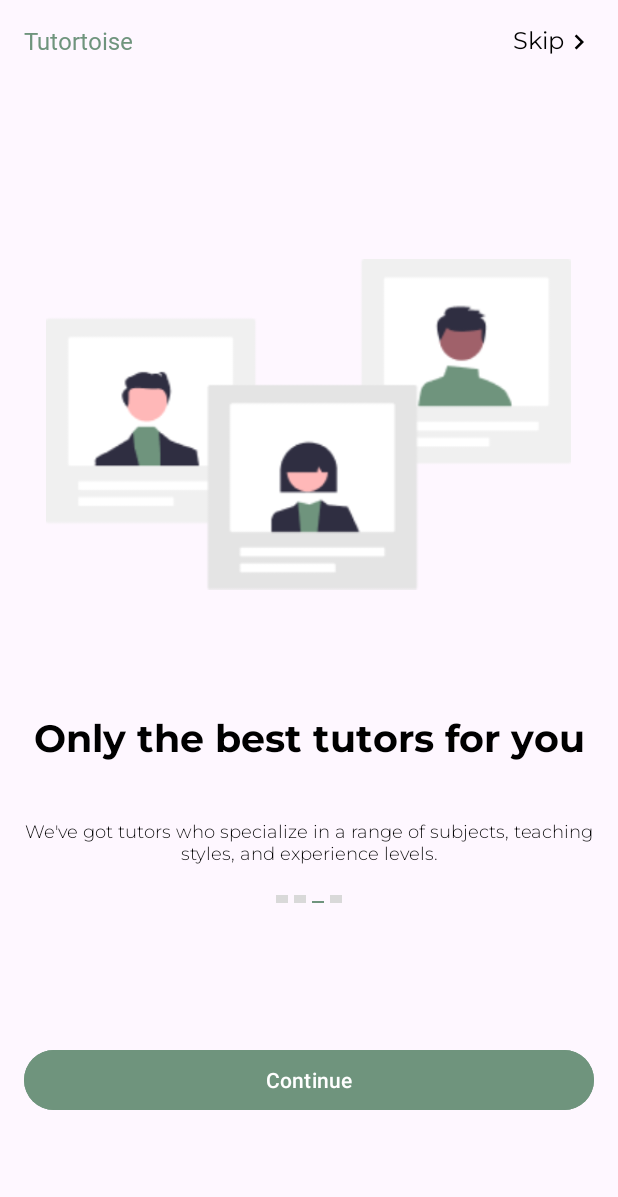
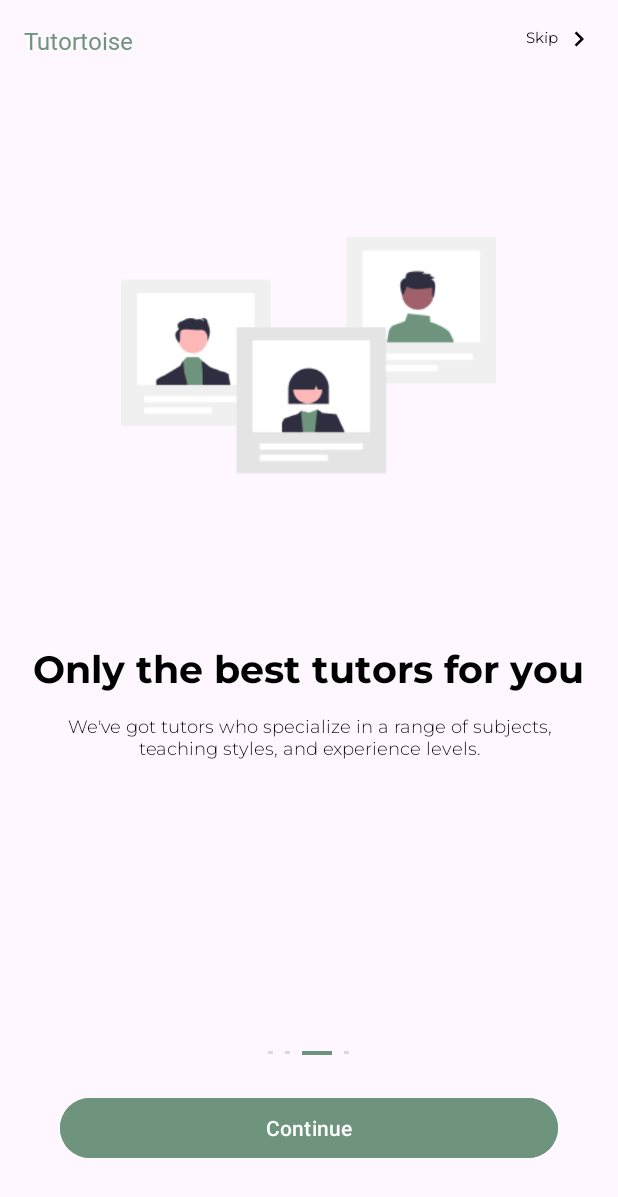
Before and after one commit to Tutortoise/tutortoise-app, an Android app: the OnboardingFragment3 screen opened through its navigation route, on a phone screen of 412 x 824 dp. Shown: the top 1197 px of the screen. Run offline under Robolectric (Android 15) with nearby library versions, the phone set to English and light mode, and no system bars; our stand-ins replace navigation-ui.

Commit message:
feat: Update onboarding elements and improved structure

```diff
--- a/app/src/main/res/layout/fragment_onboarding3.xml
+++ b/app/src/main/res/layout/fragment_onboarding3.xml
@@ -1,50 +1,61 @@
 <?xml version="1.0" encoding="utf-8"?>
-<androidx.constraintlayout.widget.ConstraintLayout xmlns:android="http://schemas.android.com/apk/res/android"
+<androidx.constraintlayout.widget.ConstraintLayout
+    xmlns:android="http://schemas.android.com/apk/res/android"
     xmlns:app="http://schemas.android.com/apk/res-auto"
     xmlns:tools="http://schemas.android.com/tools"
     android:layout_width="match_parent"
     android:layout_height="match_parent"
     android:padding="16dp">
 
+    <!-- App Name TextView -->
     <TextView
         android:id="@+id/appName"
         android:layout_width="wrap_content"
         android:layout_height="wrap_content"
         android:text="@string/tutortoise"
         android:textSize="16sp"
-        app:layout_constraintStart_toStartOf="parent"
-        app:layout_constraintTop_toTopOf="parent"
         android:textColor="@color/darkgreen"
         android:fontFamily="@font/montserrat_extra_bold"
-        />
+        app:layout_constraintTop_toTopOf="parent"
+        app:layout_constraintStart_toStartOf="parent" />
 
+    <!-- Skip Button -->
     <TextView
         android:id="@+id/skipButton"
         android:layout_width="wrap_content"
         android:layout_height="wrap_content"
         android:text="@string/skip"
-        android:textSize="16sp"
+        android:textSize="10sp"
         android:textColor="@color/black"
         android:fontFamily="@font/montserrat_regular"
         android:drawableEnd="@drawable/ic_next"
+        android:gravity="center_vertical"
+        android:drawablePadding="4dp"
         app:layout_constraintTop_toTopOf="parent"
+        app:layout_constraintEnd_toEndOf="parent" />
+
+    <!-- Content Area (Illustration, Header, and Description) -->
+    <LinearLayout
+        android:id="@+id/contentLayout"
+        android:layout_width="0dp"
+        android:layout_height="0dp"
+        android:orientation="vertical"
+        android:gravity="center_horizontal"
+        app:layout_constraintTop_toBottomOf="@id/appName"
+        app:layout_constraintBottom_toTopOf="@id/footerLayout"
+        app:layout_constraintStart_toStartOf="parent"
         app:layout_constraintEnd_toEndOf="parent"
-        />
+        android:layout_marginTop="24dp"
+        android:layout_marginBottom="24dp">
 
+        <!-- Onboarding Illustration -->
         <ImageView
-        android:id="@+id/onboardingIllust1"
-        android:layout_width="350dp"
+            android:id="@+id/onboardingIllust3"
+            android:layout_width="250dp"
             android:layout_height="350dp"
-        android:layout_marginTop="70dp"
-        android:src="@drawable/ilustrasi3"
-        app:layout_constraintBottom_toTopOf="@id/welcomeText"
-        app:layout_constraintEnd_toEndOf="parent"
-        app:layout_constraintHorizontal_bias="0.497"
-        app:layout_constraintStart_toStartOf="parent"
-        app:layout_constraintTop_toBottomOf="@id/appName"
-        app:layout_constraintVertical_bias="0.4"
-        />
+            android:src="@drawable/ilustrasi3" />
 
+        <!-- Welcome Text Header -->
         <TextView
             android:id="@+id/welcomeText"
             android:layout_width="wrap_content"
@@ -53,62 +64,70 @@
             android:textSize="25sp"
             android:textColor="@android:color/black"
             android:fontFamily="@font/montserrat_bold"
-        app:layout_constraintTop_toBottomOf="@id/onboardingIllust1"
-        app:layout_constraintStart_toStartOf="parent"
-        app:layout_constraintEnd_toEndOf="parent"
-        android:layout_marginTop="16dp"
-        />
+            android:gravity="center"
+            android:layout_marginTop="16dp" />
 
+        <!-- Description Text -->
         <TextView
             android:id="@+id/descriptionText"
-        android:layout_width="0dp"
+            android:layout_width="wrap_content"
             android:layout_height="wrap_content"
-        android:layout_marginTop="32dp"
             android:fontFamily="@font/montserrat_light"
             android:gravity="center"
             android:text="@string/onboardingText3"
             android:textColor="@android:color/black"
             android:textSize="12sp"
-        app:layout_constraintEnd_toEndOf="parent"
+            android:layout_marginTop="8dp"
+            android:layout_marginHorizontal="16dp"/>
+    </LinearLayout>
+
+    <!-- Footer (Page Indicator and Continue Button) -->
+    <LinearLayout
+        android:id="@+id/footerLayout"
+        android:layout_width="0dp"
+        android:layout_height="wrap_content"
+        android:orientation="vertical"
+        android:gravity="center_horizontal"
+        app:layout_constraintBottom_toBottomOf="parent"
         app:layout_constraintStart_toStartOf="parent"
-        app:layout_constraintTop_toBottomOf="@id/welcomeText"
-        />
+        app:layout_constraintEnd_toEndOf="parent">
 
-    <!-- Change this later   -->
+        <!-- Page Indicator -->
         <LinearLayout
             android:id="@+id/pageIndicator"
             android:layout_width="wrap_content"
             android:layout_height="wrap_content"
             android:orientation="horizontal"
-        app:layout_constraintTop_toBottomOf="@id/descriptionText"
-        app:layout_constraintStart_toStartOf="parent"
-        app:layout_constraintEnd_toEndOf="parent"
-        android:layout_marginTop="16dp">
+            android:gravity="center"
+            android:layout_marginBottom="20dp">
+
+            <!-- Inactive Indicators -->
+            <ImageView
+                android:layout_width="3dp"
+                android:layout_height="3dp"
+                android:src="@drawable/ic_indicator_inactive"
+                android:layout_marginEnd="8dp" />
 
             <ImageView
-            android:layout_width="8dp"
-            android:layout_height="8dp"
+                android:layout_width="3dp"
+                android:layout_height="3dp"
                 android:src="@drawable/ic_indicator_inactive"
-            android:layout_marginEnd="4dp" />
+                android:layout_marginEnd="8dp" />
+
+            <!-- Active Indicator -->
+            <ImageView
+                android:layout_width="20dp"
+                android:layout_height="12dp"
+                android:src="@drawable/ic_indicator_active"
+                android:layout_marginEnd="8dp" />
 
             <ImageView
-            android:layout_width="8dp"
-            android:layout_height="8dp"
-            android:src="@drawable/ic_indicator_inactive"
-            android:layout_marginEnd="4dp" />
-
-        <ImageView
-            android:layout_width="8dp"
-            android:layout_height="12dp"
-            android:src="@drawable/ic_indicator_active"
-            android:layout_marginEnd="4dp" />
-
-        <ImageView
-            android:layout_width="8dp"
-            android:layout_height="8dp"
+                android:layout_width="3dp"
+                android:layout_height="3dp"
                 android:src="@drawable/ic_indicator_inactive" />
         </LinearLayout>
 
+        <!-- Continue Button -->
         <Button
             android:id="@+id/continueButton"
             android:layout_width="match_parent"
@@ -116,10 +135,8 @@
             android:text="@string/conti"
             android:backgroundTint="@color/darkgreen"
             android:textColor="@android:color/white"
-        android:layout_marginTop="24dp"
-        app:layout_constraintTop_toBottomOf="@id/pageIndicator"
-        app:layout_constraintBottom_toBottomOf="parent"
-        app:layout_constraintStart_toStartOf="parent"
-        app:layout_constraintEnd_toEndOf="parent" />
+            android:layout_marginHorizontal="24dp"
+            android:layout_marginBottom="32dp" />
+    </LinearLayout>
 
 </androidx.constraintlayout.widget.ConstraintLayout>
```
Also changed, not shown: app/src/main/res/layout/fragment_onboarding1.xml (+69 -53 lines), app/src/main/res/layout/fragment_onboarding2.xml (+69 -53 lines), app/src/main/res/layout/fragment_onboarding4.xml (+66 -51 lines). Lines whose indentation alone changed are shown as unchanged.
